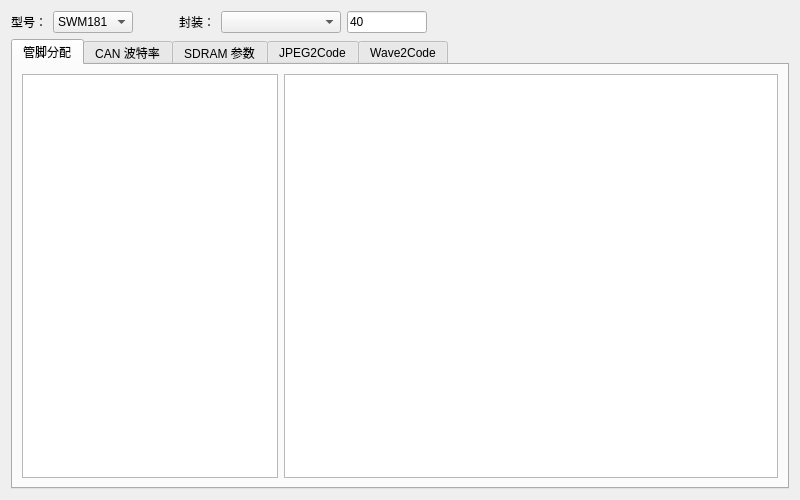
Above: SWMTool.ui from Synwit-Co-Ltd/SWMTool before the change. Below: the same form after it.
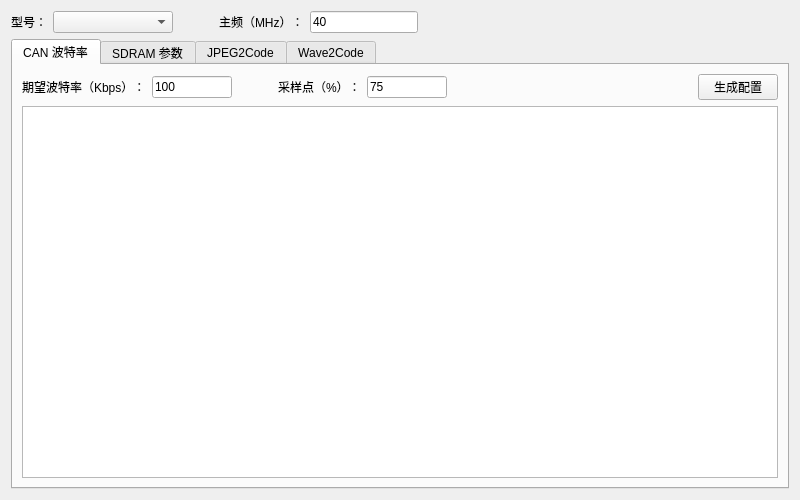
That is the form after the change. The open tabs and pages were chosen to show the change.

```diff
--- a/SWMTool.ui
+++ b/SWMTool.ui
@@ -27,12 +27,12 @@
       <widget class="QComboBox" name="cmbMCU">
        <property name="minimumSize">
         <size>
-         <width>80</width>
+         <width>120</width>
          <height>0</height>
         </size>
        </property>
        <property name="currentIndex">
-        <number>0</number>
+        <number>-1</number>
        </property>
        <item>
         <property name="text">
@@ -95,17 +95,7 @@
      <item>
       <widget class="QLabel" name="lblPack">
        <property name="text">
-        <string>封装：</string>
-       </property>
-      </widget>
-     </item>
-     <item>
-      <widget class="QComboBox" name="cmbPack">
-       <property name="minimumSize">
-        <size>
-         <width>120</width>
-         <height>0</height>
-        </size>
+        <string>主频（MHz）：</string>
        </property>
       </widget>
      </item>
@@ -119,7 +109,7 @@
        </property>
        <property name="maximumSize">
         <size>
-         <width>80</width>
+         <width>120</width>
          <height>16777215</height>
         </size>
        </property>
@@ -148,26 +138,6 @@
      <property name="currentIndex">
       <number>3</number>
      </property>
-     <widget class="QWidget" name="tabPin">
-      <attribute name="title">
-       <string>管脚分配</string>
-      </attribute>
-      <layout class="QHBoxLayout" name="horizontalLayout_7">
-       <item>
-        <widget class="QListWidget" name="periWidget">
-         <property name="sizePolicy">
-          <sizepolicy hsizetype="Preferred" vsizetype="Expanding">
-           <horstretch>0</horstretch>
-           <verstretch>0</verstretch>
-          </sizepolicy>
-         </property>
-        </widget>
-       </item>
-       <item>
-        <widget class="QGraphicsView" name="packView"/>
-       </item>
-      </layout>
-     </widget>
      <widget class="QWidget" name="tabCAN">
       <attribute name="title">
        <string>CAN 波特率</string>
```
Left out of the diff: 30 changed lines with no effect on the pictures.
